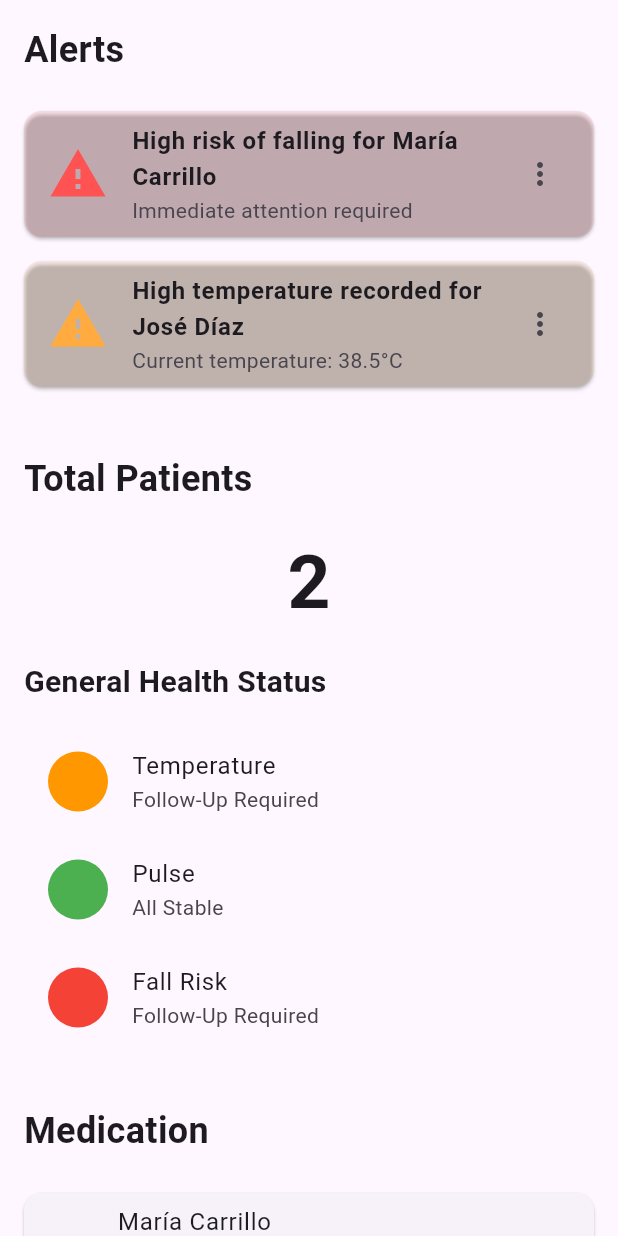
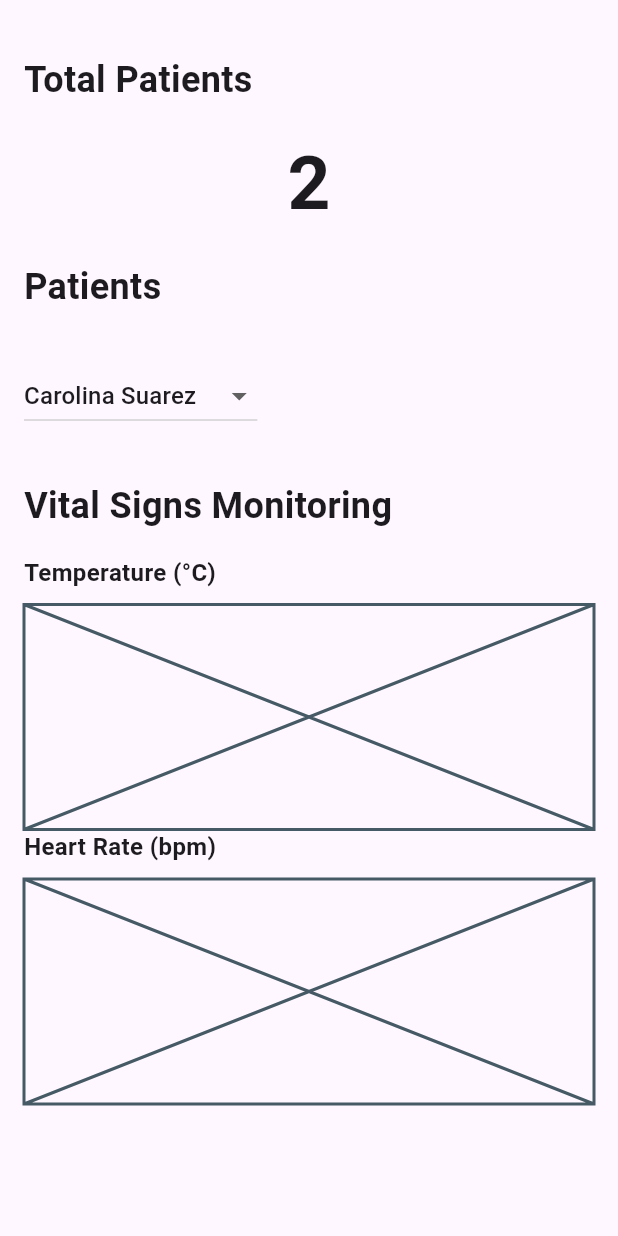
Before and after one commit to IoT-SocialTech/mobile-application-miam, a Flutter app: the MonitoringScreen screen opened directly, on a phone screen of 412 x 824 dp. Run offline on Flutter 3.47's test engine with Material 3 defaults, Android fonts, the light colour scheme and no system bars; our stand-ins replace bloc, flutter_bloc, shared_preferences; missing offline and left inert: onesignal_flutter; accounts and stored records are empty.

Commit message:
fix: monitoring screen for viatal signal

```diff
--- a/lib/metrics/presentation/screens/monitoring_screen.dart
+++ b/lib/metrics/presentation/screens/monitoring_screen.dart
@@ -15,26 +15,6 @@ class MonitoringScreen extends StatelessWidget {
         child: Column(
           crossAxisAlignment: CrossAxisAlignment.start,
           children: [
-            // Alerts Section
-            Padding(
-              padding: const EdgeInsets.all(16.0),
-              child: Text(
-                "Alerts",
-                style: TextStyle(fontSize: 24, fontWeight: FontWeight.bold),
-              ),
-            ),
-            _buildAlertCard(
-              context,
-              title: "High risk of falling for María Carrillo",
-              description: "Immediate attention required",
-              color: Colors.redAccent,
-            ),
-            _buildAlertCard(
-              context,
-              title: "High temperature recorded for José Díaz",
-              description: "Current temperature: 38.5°C",
-              color: Colors.orangeAccent,
-            ),
 
             // Total Patients Section
             SizedBox(height: 20),
@@ -55,45 +35,11 @@ class MonitoringScreen extends StatelessWidget {
               ),
             ),
 
-            // General Health Status Section
-            Padding(
-              padding: const EdgeInsets.all(16.0),
-              child: Text(
-                "General Health Status",
-                style: TextStyle(fontSize: 20, fontWeight: FontWeight.bold),
-              ),
-            ),
-            _buildHealthStatus(),
-
-            // Medication Section
-            SizedBox(height: 20),
-            Padding(
-              padding: const EdgeInsets.all(16.0),
-              child: Text(
-                "Medication",
-                style: TextStyle(fontSize: 24, fontWeight: FontWeight.bold),
-              ),
-            ),
-            _buildMedicationCard(
-              context,
-              time: "15:00",
-              patient: "María Carrillo",
-              medication: "Losartan 50 mg - 1 pill",
-              caregiver: "Carolina Suarez",
-            ),
-            _buildMedicationCard(
-              context,
-              time: "22:00",
-              patient: "José Díaz",
-              medication: "Glibenclamide 5 mg - 1/2 pill",
-              caregiver: "Carolina Suarez",
-            ),
-
             // Caregivers Section
             Padding(
               padding: const EdgeInsets.all(16.0),
               child: Text(
-                "Caregivers",
+                "Patients",
                 style: TextStyle(fontSize: 24, fontWeight: FontWeight.bold),
               ),
             ),
@@ -135,59 +81,6 @@ class MonitoringScreen extends StatelessWidget {
       ),
     );
   }
-
-  Widget _buildAlertCard(BuildContext context, {required String title, required String description, required Color color}) {
-    return Card(
-      margin: const EdgeInsets.symmetric(horizontal: 16.0, vertical: 8.0),
-      color: color.withOpacity(0.1),
-      child: ListTile(
-        leading: Icon(Icons.warning, color: color, size: 40),
-        title: Text(
-          title,
-          style: TextStyle(fontWeight: FontWeight.bold),
-        ),
-        subtitle: Text(description),
-        trailing: Icon(Icons.more_vert),
-      ),
-    );
-  }
-
-  Widget _buildHealthStatus() {
-    return Padding(
-      padding: const EdgeInsets.symmetric(horizontal: 16.0),
-      child: Column(
-        children: [
-          _buildHealthStatusItem(
-              label: "Temperature", status: "Follow-Up Required", color: Colors.orange),
-          _buildHealthStatusItem(label: "Pulse", status: "All Stable", color: Colors.green),
-          _buildHealthStatusItem(label: "Fall Risk", status: "Follow-Up Required", color: Colors.red),
-        ],
-      ),
-    );
-  }
-
-  Widget _buildHealthStatusItem({required String label, required String status, required Color color}) {
-    return ListTile(
-      leading: CircleAvatar(
-        backgroundColor: color,
-      ),
-      title: Text(label),
-      subtitle: Text(status),
-    );
-  }
-
-  Widget _buildMedicationCard(BuildContext context, {required String time, required String patient, required String medication, required String caregiver}) {
-    return Card(
-      margin: const EdgeInsets.symmetric(horizontal: 16.0, vertical: 8.0),
-      child: ListTile(
-        leading: Text(time),
-        title: Text(patient),
-        subtitle: Text(medication),
-        trailing: Text("Caregiver: $caregiver"),
-      ),
-    );
-  }
-
   Widget _buildVitalSignsChart(BuildContext context, {required String title, required List<double> data}) {
     return Padding(
       padding: const EdgeInsets.symmetric(horizontal: 16.0),
```
Also changed, not shown: pubspec.lock.
